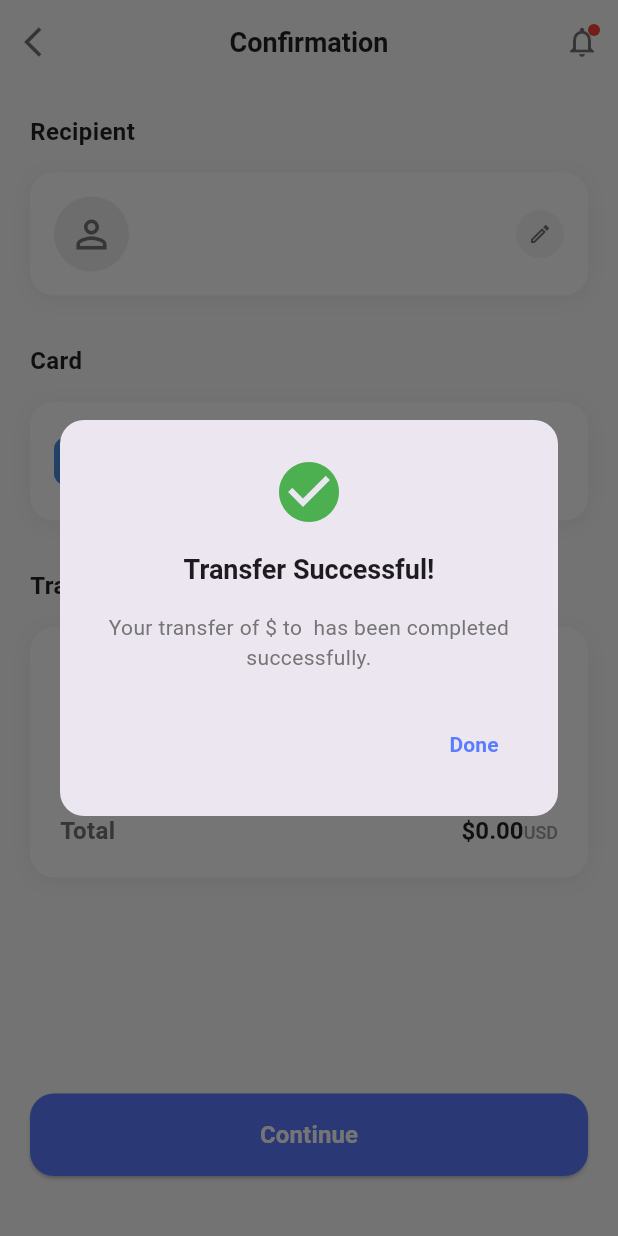
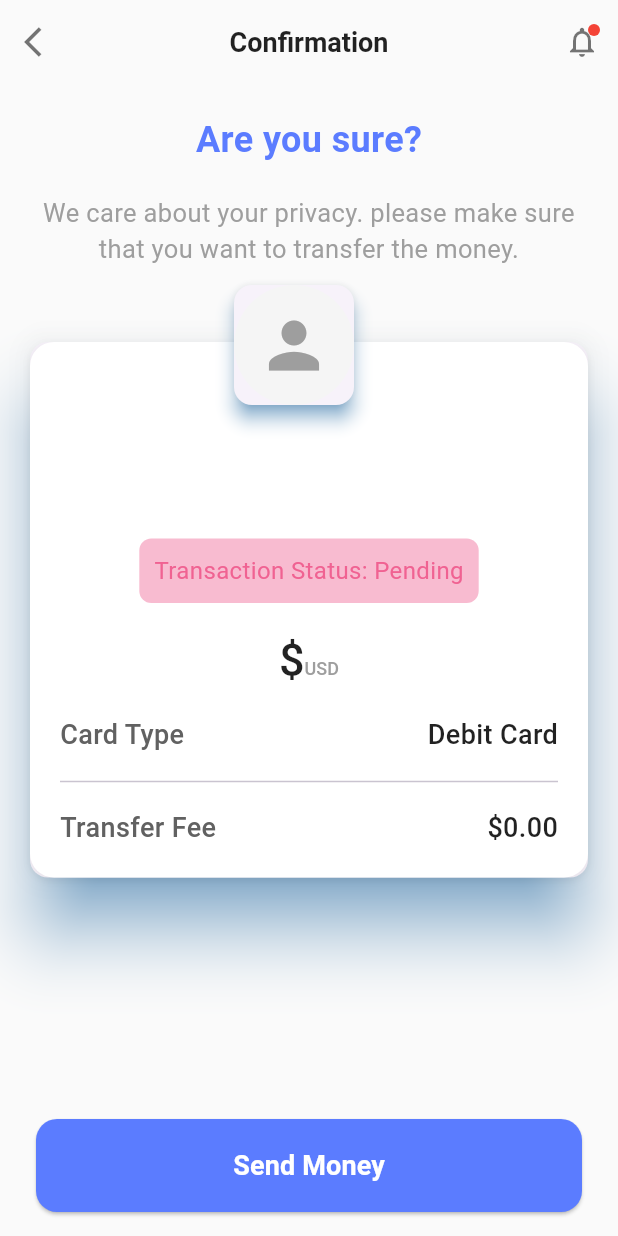
Before and after one commit to frankolien/fintechui, a Flutter app: the TransferConfirmationScreen screen opened directly with empty values, after a tap on "Continue", on a phone screen of 412 x 824 dp. Run offline on Flutter 3.47's test engine with Material 3 defaults, Android fonts, the light colour scheme and no system bars; our stand-ins replace cloud_firestore, firebase_auth, firebase_core, firebase_storage, fl_chart, flutter_map and 6 more; accounts and stored records are empty; generated files the repository leaves out were written again; Roboto replaces fonts that are missing (SF Pro Text).

Commit message:
updated screen

```diff
--- a/lib/presentation/screens/transferscreen/money_transfer.dart
+++ b/lib/presentation/screens/sidescreens/transferscreen/money_transfer.dart
@@ -1,4 +1,4 @@
-import 'package:fintechui/presentation/screens/transferscreen/transfer_confirmation_screen.dart';
+import 'package:fintechui/presentation/screens/sidescreens/transferscreen/transfer_confirmation_screen.dart';
 import 'package:fintechui/presentation/widgets/recent_transfer_card.dart';
 import 'package:flutter/material.dart';
 
--- a/lib/presentation/screens/transferscreen/transfer_confirmation_screen.dart
+++ b/lib/presentation/screens/sidescreens/transferscreen/transfer_confirmation_screen.dart
@@ -1,3 +1,4 @@
+import 'package:fintechui/presentation/screens/sidescreens/transferscreen/transfer_confirmation_screen_2.dart';
 import 'package:flutter/material.dart';
 
 class TransferConfirmationScreen extends StatelessWidget {
@@ -355,7 +356,13 @@ class TransferConfirmationScreen extends StatelessWidget {
       child: ElevatedButton(
         onPressed: () {
           // Handle continue action
-          _showSuccessDialog(context);
+          //_showSuccessDialog(context);
+          Navigator.push(context, MaterialPageRoute(builder: (context) => TransferConfirmationScreen2(
+            recipientName: recipientName,
+            recipientAccount: recipientAccount,
+            transferAmount: transferAmount,
+            transferFee: transferFee,
+          )));
         },
         style: ElevatedButton.styleFrom(
           backgroundColor: Color(0xFF5B7CFF),
--- /dev/null
+++ b/lib/presentation/screens/sidescreens/transferscreen/transfer_confirmation_screen_2.dart
@@ -0,0 +1,296 @@
+import 'package:flutter/material.dart';
+
+class TransferConfirmationScreen2 extends StatelessWidget {
+final String? transferAmount;
+final String? recipientName;
+final String? recipientAccount;
+final String? transferFee;
+final String? cardType;
+
+   TransferConfirmationScreen2({
+    super.key,
+    this.transferAmount,
+    this.recipientName,
+    this.recipientAccount,
+    this.transferFee,
+    this.cardType = 'Debit Card',
+    });
+
+  @override
+  Widget build(BuildContext context) {
+    return Scaffold(
+        appBar: AppBar(
+        backgroundColor: Colors.transparent,
+        elevation: 0,
+        leading: IconButton(
+          icon: Icon(Icons.arrow_back_ios, color: Colors.black54),
+          onPressed: () => Navigator.pop(context),
+        ),
+        title: Text(
+          'Confirmation',
+          style: TextStyle(
+            color: Colors.black87,
+            fontSize: 18,
+            fontWeight: FontWeight.w600,
+          ),
+        ),
+        centerTitle: true,
+        actions: [
+          IconButton(
+            icon: Stack(
+              children: [
+                Icon(Icons.notifications_outlined, color: Colors.black54),
+                Positioned(
+                  right: 0,
+                  top: 0,
+                  child: Container(
+                    padding: EdgeInsets.all(2),
+                    decoration: BoxDecoration(
+                      color: Colors.red,
+                      borderRadius: BorderRadius.circular(6),
+                    ),
+                    constraints: BoxConstraints(
+                      minWidth: 8,
+                      minHeight: 8,
+                    ),
+                  ),
+                ),
+              ],
+            ),
+            onPressed: () {},
+          ),
+        ],
+      ),
+      backgroundColor: Colors.grey[50],
+      body: Stack(
+        children:[
+              Column(
+          children: [
+            SizedBox(height: 20),
+            Text(
+              "Are you sure?",
+              style: TextStyle(
+                color: Color(0xFF5B7CFF),
+                fontSize: 24,
+                fontWeight: FontWeight.bold,
+              ),
+            ),
+            SizedBox(height: 20),
+            Padding(
+              padding: const EdgeInsets.symmetric(horizontal: 16.0),
+              child: Text(
+                "We care about your privacy. please make sure that you want to transfer the money.",
+                textAlign: TextAlign.center,
+                style: TextStyle(
+                  color: Colors.grey,
+                  fontSize: 17,
+                  //letterSpacing: 1
+                ),
+              ),
+            ),
+
+            SizedBox(height: 30),
+            Padding(
+              padding: const EdgeInsets.all(16.0),
+              child: Card(
+                shadowColor: Colors.blue,
+                elevation: 20,
+                child: Container(
+                  width: double.infinity,
+                  padding: EdgeInsets.all(20),
+                  decoration: BoxDecoration(
+                    //color: Colors.grey[200],
+                    color: Colors.white,
+                    borderRadius: BorderRadius.circular(16),
+                    boxShadow: [
+                      BoxShadow(
+                        color: Colors.black.withOpacity(0.05),
+                        spreadRadius: 1,
+                        blurRadius: 3,
+                        offset: Offset(0, 2),
+                      ),
+                    ],
+                  ),
+                  /*child: Column(
+                    crossAxisAlignment: CrossAxisAlignment.start,
+                    children: [
+                      Text(
+                        "Transfer Details",
+                        style: TextStyle(
+                          fontSize: 18,
+                          fontWeight: FontWeight.bold,
+                          color: Colors.black87
+                        ),
+                      ),
+                      SizedBox(height: 10),
+                      Text("Recipient Name: $recipientName"),
+                      Text("Recipient Account: $recipientAccount"),
+                      Text("Transfer Amount: \$$transferAmount"),
+                      Text("Transfer Fee: \$$transferFee"),
+                      Text("Card Type: $cardType"),
+                    ],
+                  ),*/
+                  child: Column(
+                    children: [
+                      SizedBox(height: 45),
+                      Text(
+                        recipientName ?? "Recipient Name",
+                        style: TextStyle(
+                          fontSize: 20,
+                          fontWeight: FontWeight.w600,
+                          color: Colors.black87
+                        ),
+                      ),
+                      SizedBox(height: 5),
+                      Text(
+                        recipientAccount ?? "Recipient Account",
+                        style: TextStyle(
+                          fontSize: 16,
+                          color: Colors.grey[700]
+                        ),
+                      ),
+                      Container(
+                        margin: EdgeInsets.symmetric(vertical: 10),
+                        padding: EdgeInsets.all(10),
+                        decoration: BoxDecoration(
+                          color: Colors.pink[100],
+                          borderRadius: BorderRadius.circular(8),
+                        ),
+                        child: Text(
+                          "Transaction Status: Pending",
+                          style: TextStyle(
+                            fontSize: 16,
+                            color: Colors.pink[300]
+                          ),
+                        ),
+                      ),
+                      SizedBox(height: 10),
+                    RichText(
+                          text: TextSpan(
+                            children: [
+                TextSpan(
+                  text: '\$$transferAmount',
+                  style: TextStyle(
+                    fontSize:  30 ,
+                    fontWeight:   FontWeight.w500 ,
+                    color: Colors.black87,
+                  ),
+                ),
+                TextSpan(
+                  text: 'USD',
+                  style: TextStyle(
+                    fontSize: 12,
+                    fontWeight: FontWeight.w500,
+                    color: Colors.grey[500],
+                  ),
+                ),
+                            ],
+                          ),
+                        ),
+                        SizedBox(height:20),
+                        Row(
+                  mainAxisAlignment: MainAxisAlignment.spaceBetween,
+                  children: [
+                    Text(
+                      "Card Type",
+                      style: TextStyle(
+                        fontSize: 18,
+                        fontWeight: FontWeight.w500,
+                        color: Colors.grey[700],
+                      ),
+                    ),
+                    Text(
+                      "$cardType",
+                      style: TextStyle(
+                        fontSize: 18,
+                        fontFamily: "SF Pro Text",
+                        fontWeight: FontWeight.w500,
+                        color: Colors.black87,
+                      ),
+                    ),
+                  ]
+                        ),
+                        SizedBox(height: 10),
+                        Divider(),
+                        SizedBox(height: 10),
+                         Row(
+                  mainAxisAlignment: MainAxisAlignment.spaceBetween,
+                  children: [
+                    Text(
+                      "Transfer Fee",
+                      style: TextStyle(
+                        fontSize: 18,
+                        fontWeight: FontWeight.w500,
+                        color: Colors.grey[700],
+                      ),
+                    ),
+                    Text(
+                      "\$$transferFee",
+                      style: TextStyle(
+                        fontSize: 18,
+                        fontFamily: "SF Pro Text",
+                        fontWeight: FontWeight.w500,
+                        color: Colors.black87,
+                      ),
+                    ),
+                  ]
+                        ),
+                    ],
+                  ),
+                ),
+              ),
+            ),
+            Spacer(),
+            Padding(
+              padding: const EdgeInsets.symmetric(vertical: 16.0,horizontal: 24),
+              child: SizedBox(
+                width: double.infinity,
+                child: ElevatedButton(
+                  onPressed: (){},
+                  style: ElevatedButton.styleFrom(
+                   backgroundColor: Color(0xFF5B7CFF),
+                    padding: EdgeInsets.symmetric(horizontal: 40, vertical: 18),
+                    shape: RoundedRectangleBorder(
+                      borderRadius: BorderRadius.circular(14),
+                    ),
+                  ),
+                  child:
+                  Text(
+                    "Send Money",
+                    style: TextStyle(
+                      fontSize: 18,
+                      color: Colors.white,
+                      fontWeight: FontWeight.bold,
+                    ),
+                  ),
+                ),
+              ),
+            ),
+          ],
+        ),
+
+          Positioned(
+            left: 152,
+            top: 130,
+            child: Card(
+
+              shadowColor: Colors.blue,
+              elevation: 5,
+              child: CircleAvatar(
+                radius:  40,
+                backgroundColor: Colors.grey[100],
+
+                child: Icon(
+                  Icons.person,
+                  size: 50,
+                  color: Colors.grey,
+                ),
+              ),
+            ),
+          ),
+
+        ]
+      ),
+    );
+  }
+}
--- a/lib/presentation/widgets/homewidget/quick_actions.dart
+++ b/lib/presentation/widgets/homewidget/quick_actions.dart
@@ -1,4 +1,4 @@
-import 'package:fintechui/presentation/screens/transferscreen/money_transfer.dart';
+import 'package:fintechui/presentation/screens/sidescreens/transferscreen/money_transfer.dart';
 import 'package:flutter/material.dart';
 class QuickAction {
   final String title;
```
